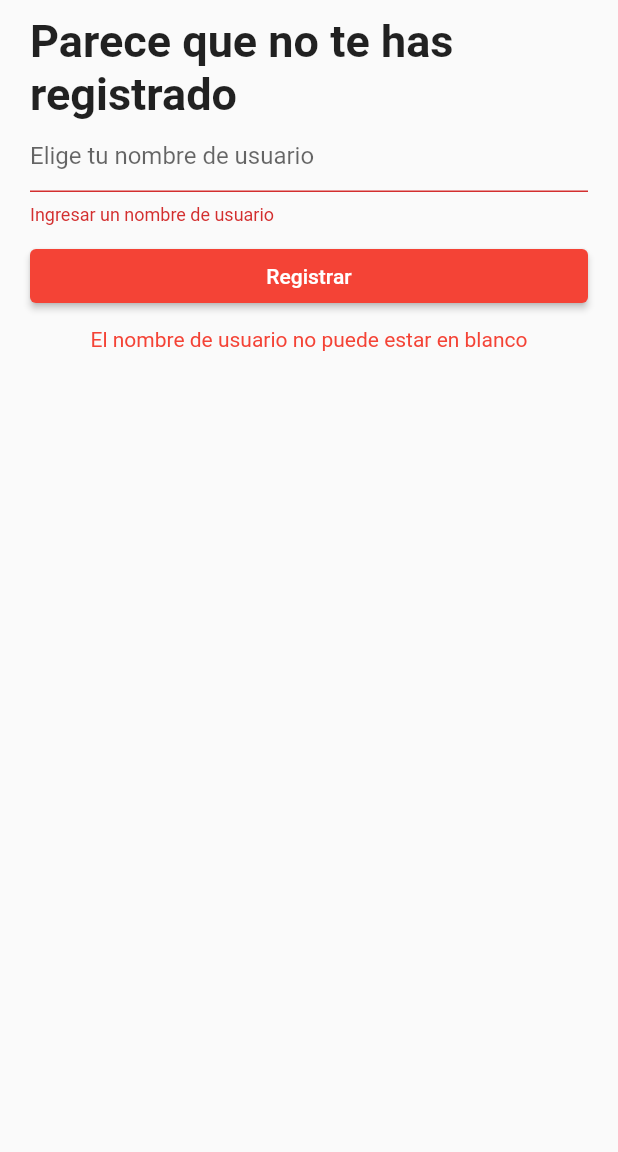
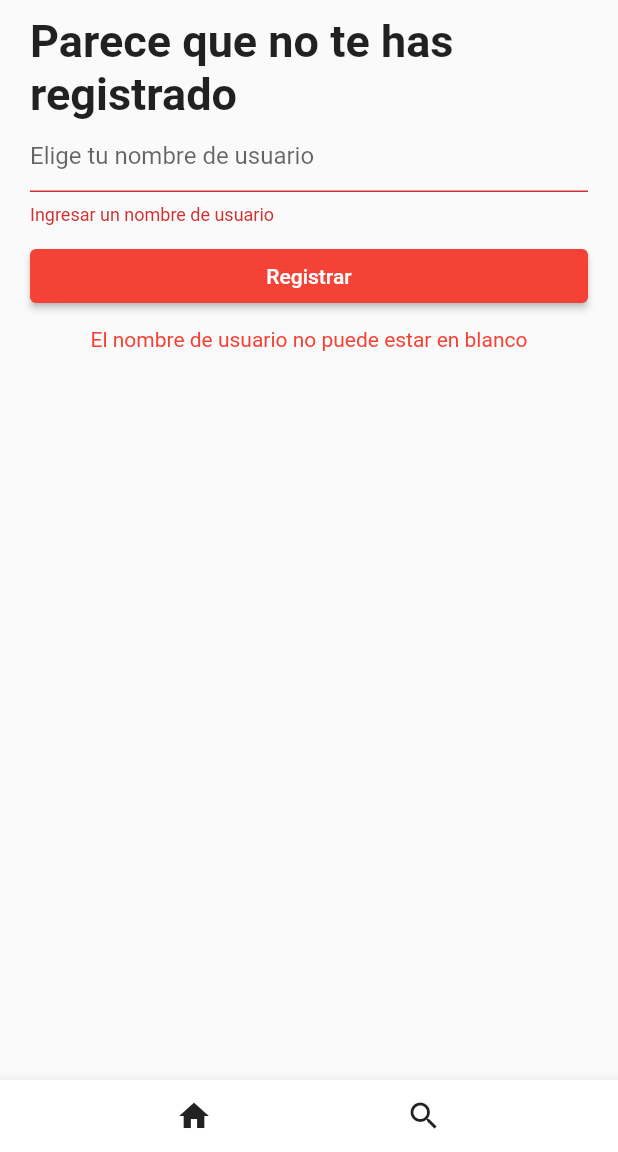
Before and after one commit to Exusai/pokedex_flutter, a Flutter app: the screen it shows after launch, after a tap on "Registrar", on a phone screen of 412 x 824 dp, the part 84-1236 px from its top. Run offline on Flutter 3.47's test engine with Material 2 defaults, Android fonts, the phone set to English and light mode, and no system bars; our stand-ins replace bloc, equatable, flutter_bloc, shared_preferences; network calls fail.

```diff
--- /dev/null
+++ b/lib/blocs/pokemon/bloc/pokemon_event.dart
@@ -0,0 +1,10 @@
+part of 'pokemon_bloc.dart';
+
+@immutable
+abstract class PokemonEvent {}
+
+class PokemonPageRequest extends PokemonEvent {
+  final int page;
+
+  PokemonPageRequest({required this.page});
+}
--- /dev/null
+++ b/lib/blocs/pokemon/bloc/pokemon_state.dart
@@ -0,0 +1,24 @@
+part of 'pokemon_bloc.dart';
+
+@immutable
+abstract class PokemonState {}
+
+class PokemonInitial extends PokemonState {}
+
+class PokemonLoading extends PokemonState {}
+
+class PokemonLoaded extends PokemonState {
+  final List<PokemonListing> pokemonListings;
+  final bool canLoadNextPage;
+
+  PokemonLoaded({
+    required this.pokemonListings,
+    required this.canLoadNextPage,
+  });
+}
+
+class PokemonLoadFailed extends PokemonState {
+  final String error;
+
+  PokemonLoadFailed({required this.error});
+}
--- a/lib/main.dart
+++ b/lib/main.dart
@@ -1,7 +1,9 @@
 import 'package:flutter/material.dart';
 import 'package:flutter_bloc/flutter_bloc.dart';
+import 'package:pokedex_flutter/blocs/pokemon/bloc/pokemon_bloc.dart';
 import 'package:pokedex_flutter/blocs/user/bloc/user_bloc.dart';
 import 'package:pokedex_flutter/views/auth/register.dart';
+import 'package:pokedex_flutter/views/home/pokedex/pokedex_view.dart';
 
 void main() {
   runApp(const MyApp());
@@ -17,6 +19,9 @@ class MyApp extends StatelessWidget {
       providers: [
         BlocProvider(
           create: (context) => UserBloc()..add(LoadUser()),
+        ),
+        BlocProvider(
+          create: (context) => PokemonBloc()..add(PokemonPageRequest(page: 0)),
         )
       ],
       child: MaterialApp(
@@ -38,8 +43,9 @@ class MyApp extends StatelessWidget {
                   child: CircularProgressIndicator(),
                 );
               } else if (state is UserLoaded) {
-                return Center(
-                  child: Text(state.user.username),
+                return const Center(
+                  //child: Text(state.user.username),
+                  child: PokedexView(),
                 );
               } else if (state is NoUser) {
                 return const Center(
@@ -52,7 +58,22 @@ class MyApp extends StatelessWidget {
                 );
               }
             },
-          )
+          ),
+          bottomNavigationBar: BottomAppBar(
+            child: Row(
+              mainAxisAlignment: MainAxisAlignment.spaceEvenly,
+              children: [
+                IconButton(
+                  icon: const Icon(Icons.home),
+                  onPressed: () {},
+                ),
+                IconButton(
+                  icon: const Icon(Icons.search),
+                  onPressed: () {},
+                ),
+              ],
+            ),
+          ),
         ),
       ),
     );
```
Also changed, not shown: lib/blocs/pokemon/bloc/pokemon_bloc.dart (added, +30 -0 lines), lib/models/pokemon_repo.dart (added, +36 -0 lines), lib/models/pokemon_response.dart (added, +33 -0 lines), lib/views/home/pokedex/pokedex_view.dart (added, +53 -0 lines), lib/views/home/pokemon_color.dart (added, +26 -0 lines), lib/views/home/pokedex/pokemon_detail.dart (added).
